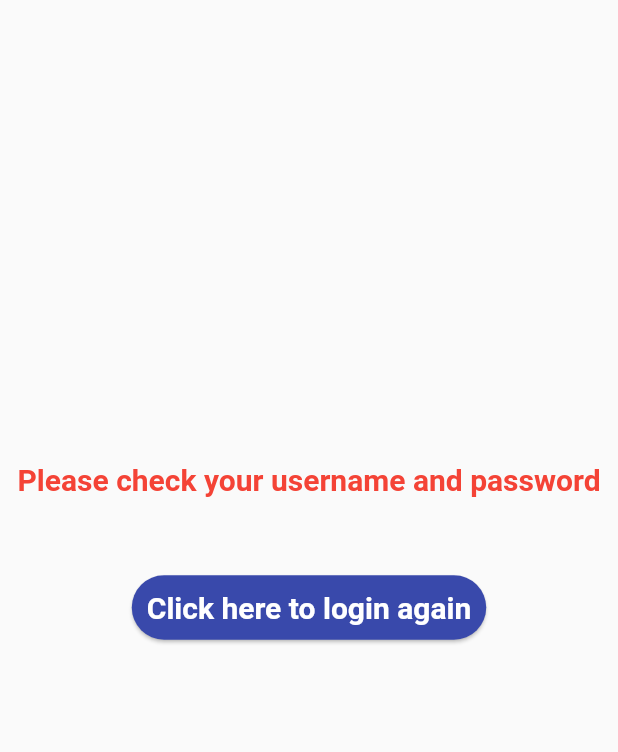
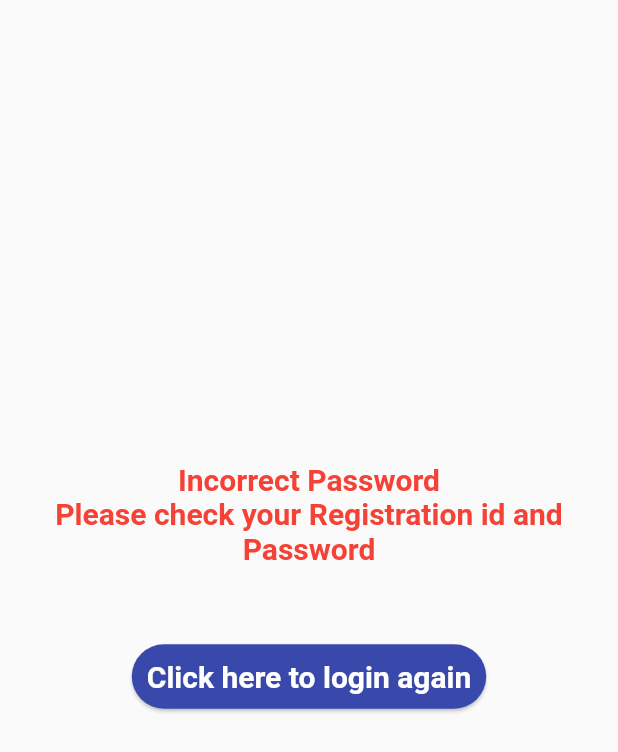
Before and after one commit to saisrinivaspaila/StudentProtal, a Flutter app: the MenuPage screen opened by its route, on a phone screen of 412 x 824 dp. Shown: the top 752 px of the screen. Run offline on Flutter 3.47's test engine with Material 2 defaults, Android fonts, the phone set to English and light mode, and no system bars; our stand-ins replace slider_button; Roboto replaces fonts that are missing (Montserrat).

Commit message:
fixed login bugs

```diff
--- a/lib/login2.dart
+++ b/lib/login2.dart
@@ -40,7 +40,7 @@ class _PassPageState extends State<PassPage> {
                   ),
                 ),
                 SizedBox(height: 45.0),
-                Text("Wlcome " + widget.model.name,
+                Text("Welcome " + widget.model.name,
                     textAlign: TextAlign.left,
                     style: style.copyWith(
                         color: Colors.black, fontWeight: FontWeight.bold)),
--- a/lib/menuPage.dart
+++ b/lib/menuPage.dart
@@ -161,7 +161,8 @@ class _MenuPageState extends State<MenuPage> {
                   SizedBox(
                     height: 300.0,
                   ),
-                  Text("Please check your username and password",
+                  Text(
+                      "Incorrect Password\nPlease check your Registration id and Password",
                       textAlign: TextAlign.center,
                       style: style.copyWith(
                           color: Colors.red, fontWeight: FontWeight.bold)),
```
